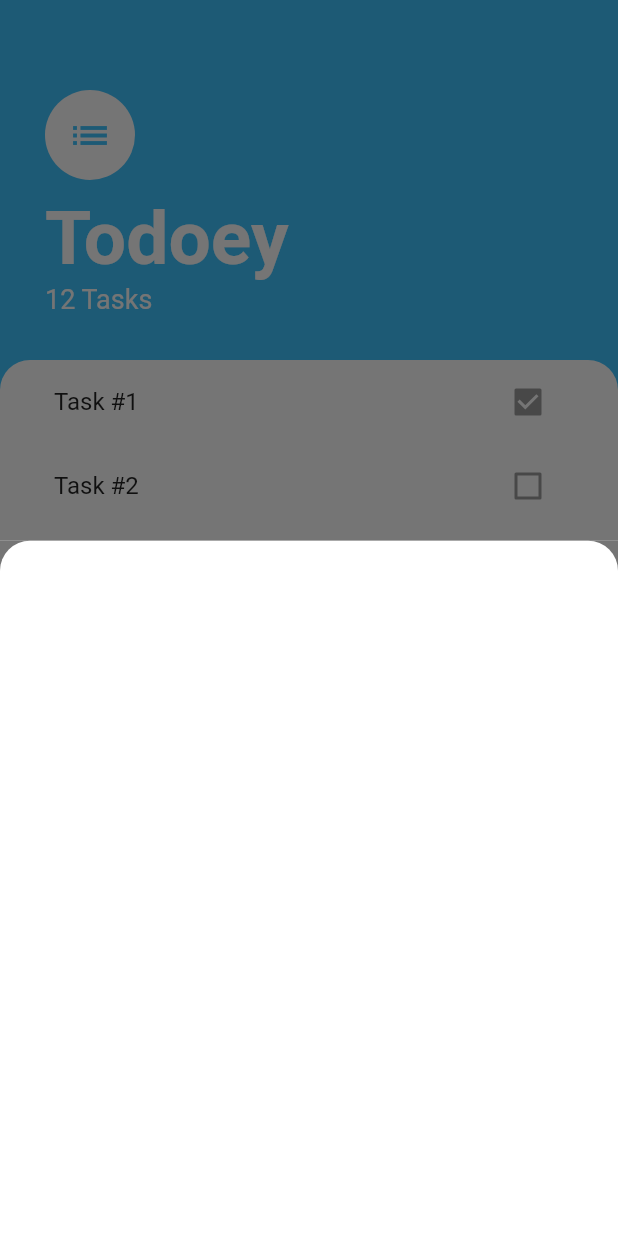
After one commit to leetrent/todoey_flutter, a Flutter app: the screen it shows after launch, after a tap on the "add" icon, on a phone screen of 412 x 824 dp. The commit adds this screen. Run offline on Flutter 3.47's test engine with Material 2 defaults, Android fonts, the phone set to English and light mode, and no system bars.

Commit message:
Adds 'AddTaskScreen' as 'showModalBottomSheet'

```diff
--- /dev/null
+++ b/lib/screens/add_task_screen.dart
@@ -0,0 +1,19 @@
+import 'package:flutter/material.dart';
+
+class AddTaskScreen extends StatelessWidget {
+  @override
+  Widget build(BuildContext context) {
+    return Container(
+      color: Color(0xFF757575),
+      child: Container(
+        decoration: BoxDecoration(
+          color: Colors.white,
+          borderRadius: BorderRadius.only(
+            topLeft: Radius.circular(20.0),
+            topRight: Radius.circular(20.0),
+          ),
+        ),
+      ),
+    );
+  }
+}
--- a/lib/screens/tasks_screen.dart
+++ b/lib/screens/tasks_screen.dart
@@ -1,5 +1,7 @@
 import 'package:flutter/material.dart';
+import 'package:flutter/rendering.dart';
 
+import 'add_task_screen.dart';
 import 'components/task_list.dart';
 
 class TasksScreen extends StatelessWidget {
@@ -10,6 +12,10 @@ class TasksScreen extends StatelessWidget {
       floatingActionButton: FloatingActionButton(
         backgroundColor: Colors.lightBlueAccent,
         child: Icon(Icons.add),
+        onPressed: () {
+          showModalBottomSheet(
+              context: context, builder: (context) => AddTaskScreen());
+        },
       ),
       body: Column(
         crossAxisAlignment: CrossAxisAlignment.start,
```
